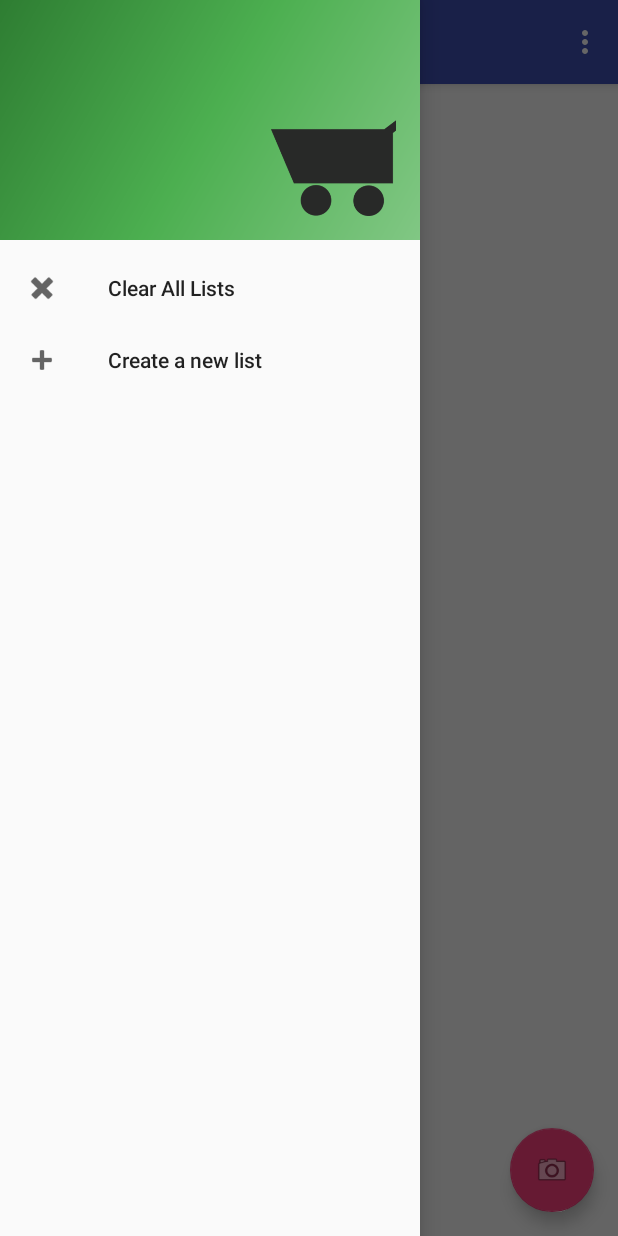
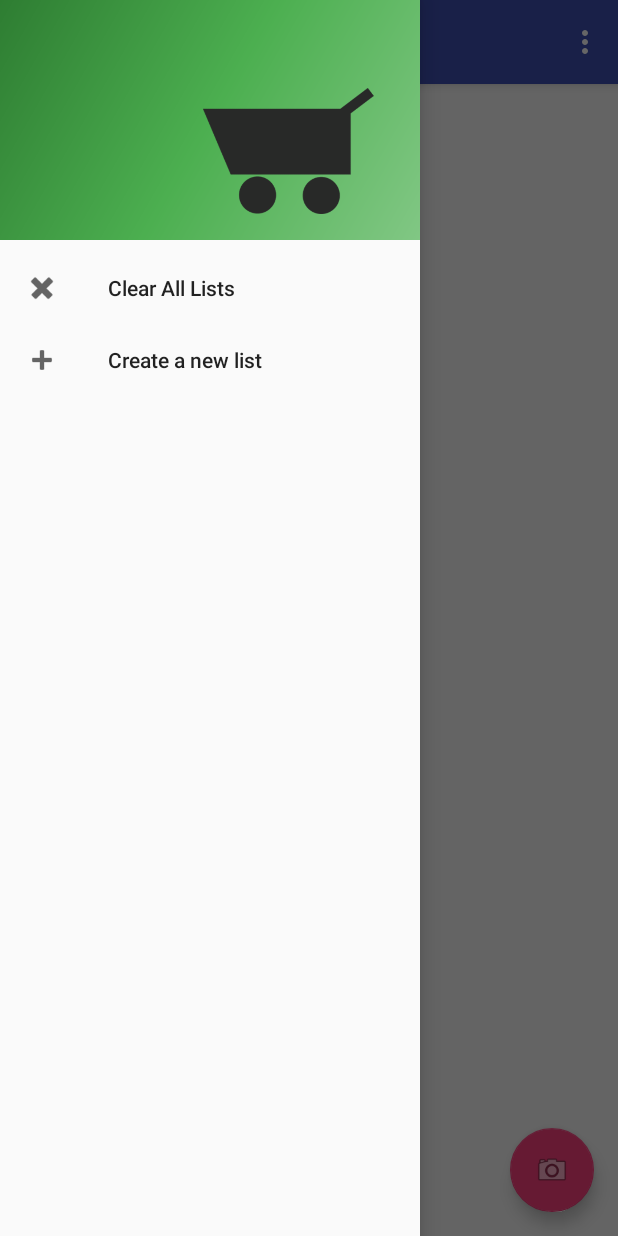
Before and after one commit to cswizard11/BarcodeShopper, an Android app: the screen it shows after launch (MainActivity), with the side drawer open, on a phone screen of 412 x 824 dp. Run offline under Robolectric (Android 15) with nearby library versions, the phone set to English and light mode, and no system bars; libraries missing offline, so code that uses them is left out: com.google.zxing.integration.

Commit message:
big cart

```diff
--- a/app/src/main/res/layout/content_main.xml
+++ b/app/src/main/res/layout/content_main.xml
@@ -17,6 +17,7 @@
         android:layout_marginRight="8dp"
         android:layout_marginTop="39dp"
         android:text="Home Screen"
+        android:textColor="@android:color/black"
         android:textAppearance="@style/TextAppearance.AppCompat.Title"
         app:layout_constraintBottom_toTopOf="@+id/item_list"
         app:layout_constraintLeft_toLeftOf="parent"
@@ -49,6 +50,7 @@
         app:layout_constraintTop_toTopOf="parent"
         app:layout_constraintVertical_bias="0.0"
         tools:layout_constraintLeft_creator="1"
-        tools:layout_constraintRight_creator="1" />
+        tools:layout_constraintRight_creator="1"
+        />
 
 </android.support.constraint.ConstraintLayout>
--- a/app/src/main/res/layout/nav_header_main.xml
+++ b/app/src/main/res/layout/nav_header_main.xml
@@ -1,24 +1,36 @@
 <?xml version="1.0" encoding="utf-8"?>
-<LinearLayout xmlns:android="http://schemas.android.com/apk/res/android"
+<android.support.constraint.ConstraintLayout xmlns:android="http://schemas.android.com/apk/res/android"
     xmlns:app="http://schemas.android.com/apk/res-auto"
+    xmlns:tools="http://schemas.android.com/tools"
     android:layout_width="match_parent"
     android:layout_height="@dimen/nav_header_height"
     android:background="@drawable/side_nav_bar"
     android:gravity="bottom"
     android:orientation="vertical"
-    android:paddingBottom="@dimen/activity_vertical_margin"
-    android:paddingLeft="@dimen/activity_horizontal_margin"
-    android:paddingRight="@dimen/activity_horizontal_margin"
-    android:paddingTop="@dimen/activity_vertical_margin"
     android:theme="@style/ThemeOverlay.AppCompat.Dark">
 
     <ImageView
         android:id="@+id/imageView"
-        android:layout_width="423dp"
-        android:layout_height="85dp"
+        android:layout_width="175sp"
+        android:layout_height="100sp"
+        android:layout_marginBottom="8dp"
+        android:layout_marginLeft="100dp"
+        android:layout_marginRight="0dp"
+        android:layout_marginStart="16dp"
+        android:layout_marginTop="8dp"
         android:contentDescription="@string/drawer_header"
         android:paddingTop="@dimen/nav_header_vertical_spacing"
         android:scaleType="centerInside"
-        app:srcCompat="@drawable/simple" />
+        app:layout_constraintBottom_toBottomOf="parent"
+        app:layout_constraintHorizontal_bias="1.0"
+        app:layout_constraintLeft_toLeftOf="parent"
+        app:layout_constraintRight_toRightOf="parent"
+        app:layout_constraintTop_toTopOf="parent"
+        app:layout_constraintVertical_bias="0.782"
+        app:srcCompat="@drawable/simple"
+        tools:layout_constraintLeft_creator="1"
+        tools:layout_constraintTop_creator="1"
+        tools:layout_editor_absoluteX="225dp"
+        tools:layout_editor_absoluteY="75dp" />
 
-</LinearLayout>
+</android.support.constraint.ConstraintLayout>
```
